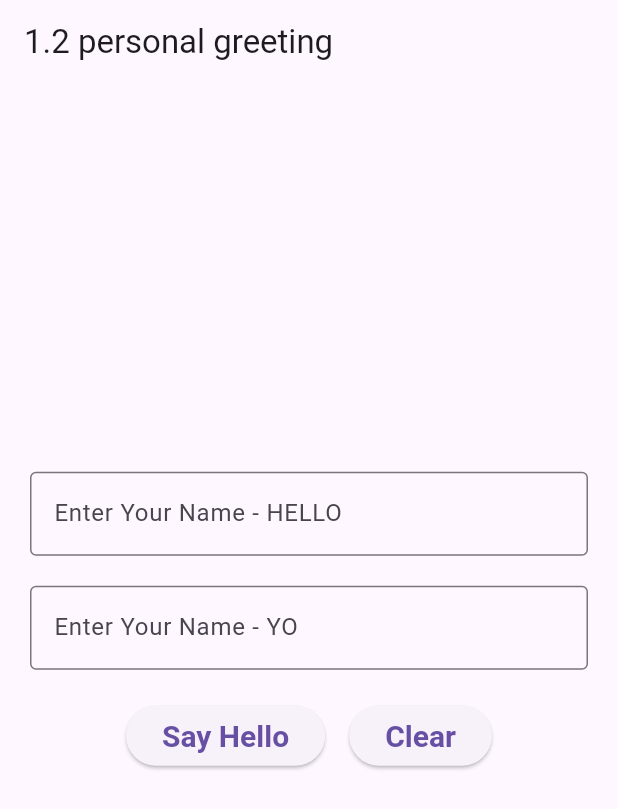
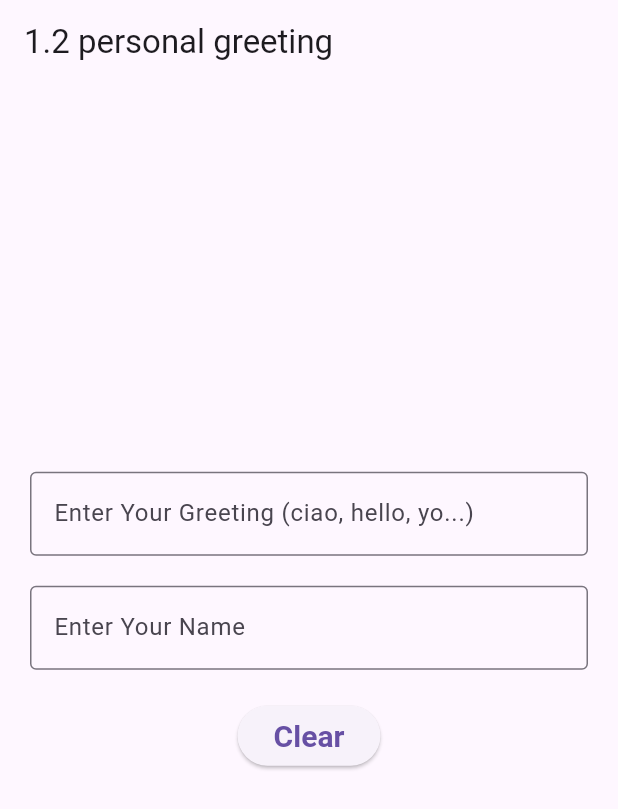
Before and after one commit to CammarataLudovico/flutter_void, a Flutter app: the screen it shows after launch, on a phone screen of 412 x 824 dp. Shown: the top 809 px of the screen. Run offline on Flutter 3.47's test engine with Material 3 defaults, Android fonts, the phone set to English and light mode, and no system bars; drawn by our look-alikes of reactive_forms.

Commit message:
Refactor greeting logic to use consistent form control names and update input labels

```diff
--- a/lib/main.dart
+++ b/lib/main.dart
@@ -20,8 +20,8 @@ class _GreeterWidgetState extends State<GreeterWidget> {
   void initState() {
     super.initState();
     _form = FormGroup({
-      'helloName': FormControl<String>(value: ''),
-      'yoName': FormControl<String>(value: ''),
+      'greeting': FormControl<String>(value: ''),
+      'name': FormControl<String>(value: ''),
     });
   }
 
@@ -32,15 +32,18 @@ class _GreeterWidgetState extends State<GreeterWidget> {
   }
 
   void _updateGreeting() {
-    final _helloControllerName =
-        _form.control('helloName').value as String? ?? '';
-    final _yoControllerName = _form.control('yoName').value as String? ?? '';
+    final greeting = _form.control('greeting').value as String? ?? '';
+    final name = _form.control('name').value as String? ?? '';
 
     setState(() {
-      if (_helloControllerName.isEmpty && _yoControllerName.isNotEmpty) {
-        _message = "Yo $_yoControllerName";
-      } else if (_helloControllerName.isNotEmpty && _yoControllerName.isEmpty) {
-        _message = "Hello $_helloControllerName";
+      if (greeting.isNotEmpty && name.isNotEmpty) {
+        _message = "$greeting $name";
+      } else if (greeting.isNotEmpty) {
+        _message = greeting;
+      } else if (name.isNotEmpty) {
+        _message = name;
+      } else {
+        _message = '';
       }
     });
   }
@@ -64,26 +67,28 @@ class _GreeterWidgetState extends State<GreeterWidget> {
             mainAxisAlignment: MainAxisAlignment.center,
             children: <Widget>[
               ReactiveTextField<String>(
-                formControlName: 'helloName',
+                formControlName: 'greeting',
                 decoration: const InputDecoration(
                   border: OutlineInputBorder(),
-                  labelText: 'Enter Your Name - HELLO',
+                  labelText: 'Enter Your Greeting (ciao, hello, yo...)',
                 ),
+                onChanged: (_) => _updateGreeting(), // '_' ignoro il parametro, mi basta sapere se è cambiato
               ),
               const SizedBox(height: 20),
               ReactiveTextField(
-                formControlName: 'yoName',
+                formControlName: 'name',
                 decoration: const InputDecoration(
                   border: OutlineInputBorder(),
-                  labelText: 'Enter Your Name - YO',
+                  labelText: 'Enter Your Name',
                 ),
+                onChanged: (_) => _updateGreeting(), // '_' ignoro il parametro, mi basta sapere se è cambiato
               ),
               const SizedBox(height: 20),
               Center(
                 child: Row(
                   mainAxisAlignment: MainAxisAlignment.center,
                   children: [
-                    ElevatedButton(
+                    /*ElevatedButton(
                       onPressed: _updateGreeting,
                       style: ElevatedButton.styleFrom(
                         textStyle: const TextStyle(
@@ -93,7 +98,7 @@ class _GreeterWidgetState extends State<GreeterWidget> {
                       ),
                       child: const Text('Say Hello'),
                     ),
-                    const SizedBox(width: 16),
+                    const SizedBox(width: 16),*/
                     ElevatedButton(
                       onPressed: _clearForm,
                       style: ElevatedButton.styleFrom(
```
